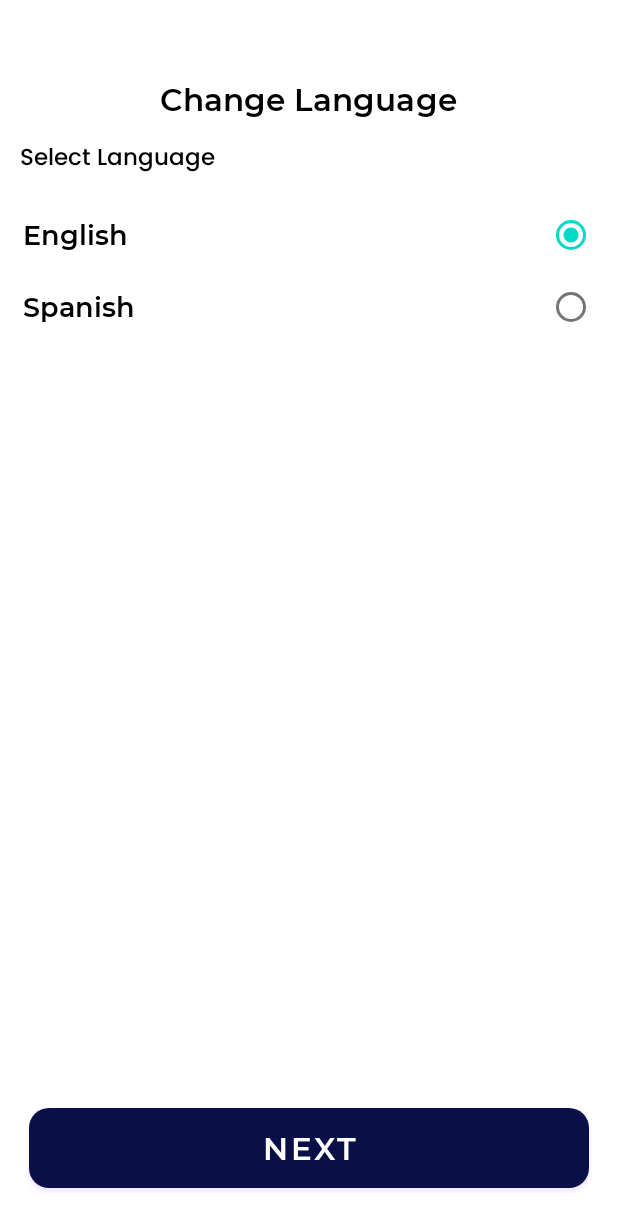
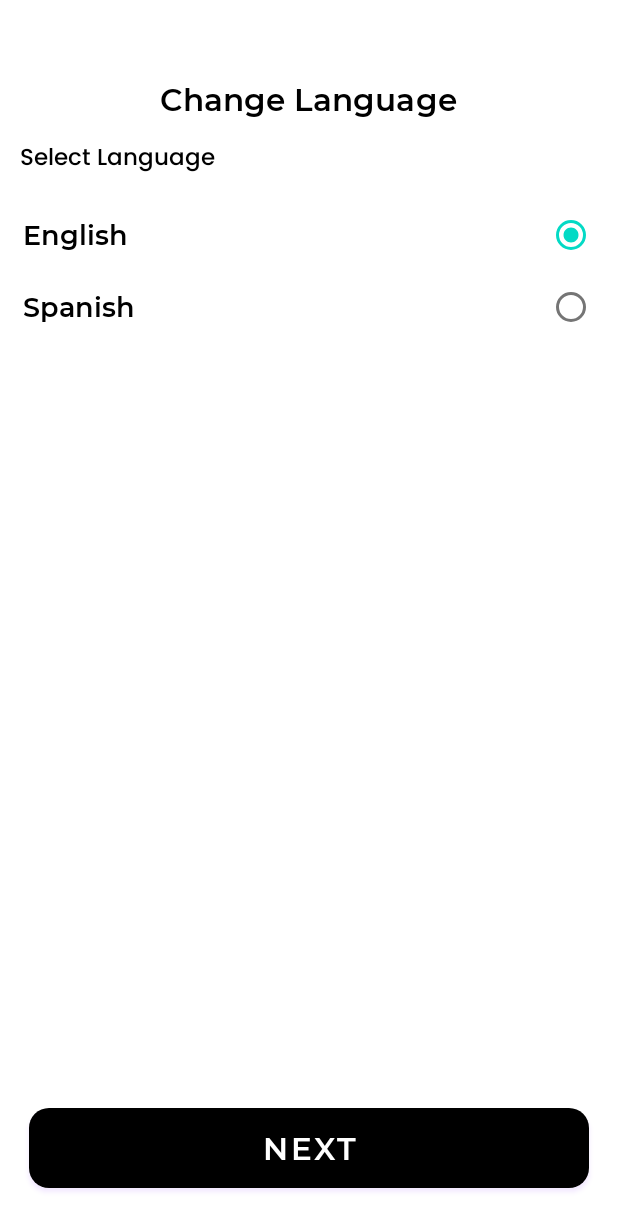
Before and after one commit to technorizenshesh/Quiz, an Android app: the screen it shows after launch (ChooseLanguage), on a phone screen of 412 x 824 dp. Shown: the top 1231 px of the screen. Run offline under Robolectric (Android 15) with nearby library versions, the phone set to English and light mode, and no system bars; our stand-ins replace data binding, sdp/ssp sizes.

Commit message:
Merge remote-tracking branch 'origin/master'

```diff
--- a/app/src/main/res/values/colors.xml
+++ b/app/src/main/res/values/colors.xml
@@ -5,9 +5,9 @@
     <color name="purple_700">@color/appcolor</color>
     <color name="teal_200">#FF03DAC5</color>
     <color name="teal_700">#FF018786</color>
-    <color name="black">#FF000000</color>
+    <color name="black">#000000</color>
     <color name="white">#FFFFFFFF</color>
-    <color name="appcolor">#090F47</color>
+    <color name="appcolor">#000000</color>
     <color name="yellow">#FFCE31</color>
     <color name="grey">#D6D6D6</color>
     <color name="dark_gray">#8C8FA5</color>
```
